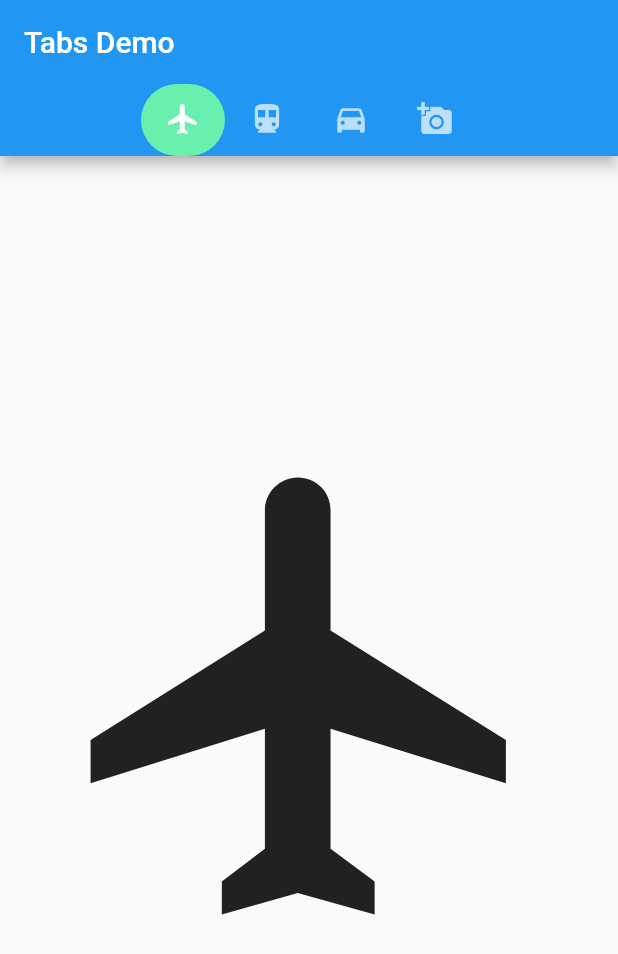
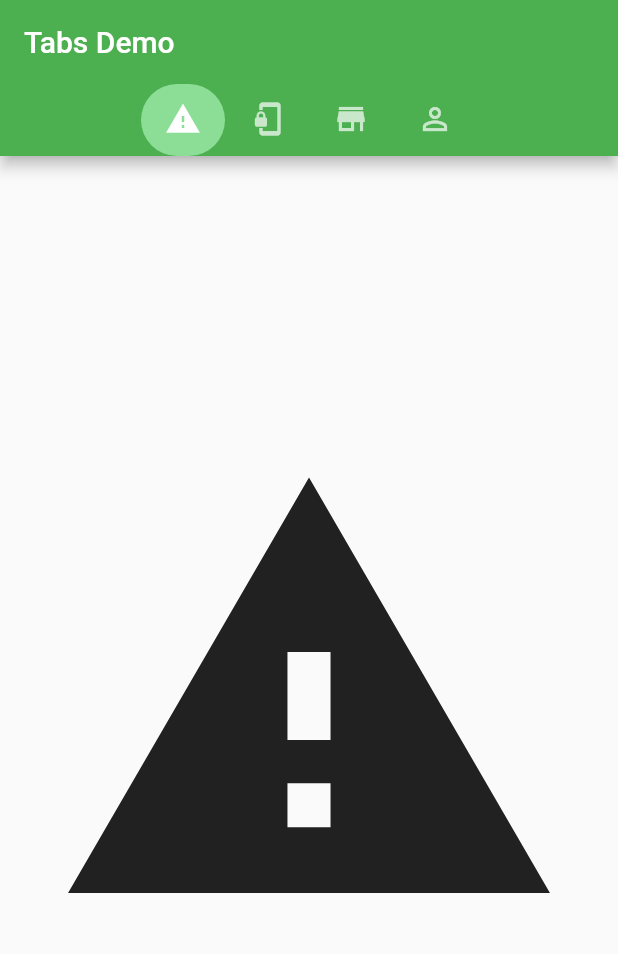
Before and after one commit to Luccino4rias/tabBar_6, a Flutter app: the screen it shows after launch, on a phone screen of 412 x 824 dp. Shown: the top 954 px of the screen. Run offline on Flutter 3.47's test engine with Material 2 defaults, Android fonts, the phone set to English and light mode, and no system bars.

Commit message:
tabBarV3

```diff
--- a/lib/main.dart
+++ b/lib/main.dart
@@ -11,7 +11,7 @@ class MyApp extends StatelessWidget {
       debugShowCheckedModeBanner: false,
       theme: ThemeData(
         // This is the theme of your application.
-        primarySwatch: Colors.blue,
+        primarySwatch: Colors.green,
       ),
       home: MyHomePage(),
     );
@@ -37,22 +37,22 @@ class _MyHomePageState extends State<MyHomePage> {
             isScrollable: true,
             indicator: BoxDecoration(
                 borderRadius: BorderRadius.circular(100), // Creates border
-                color: Colors.greenAccent), //Change background color from here
+                color: Color(0xff8cde97)), //Change background color from here
             tabs: [
-              Tab(icon: Icon(Icons.flight)),
-              Tab(icon: Icon(Icons.directions_transit)),
-              Tab(icon: Icon(Icons.directions_car)),
-              Tab(icon: Icon(Icons.add_a_photo)),
+              Tab(icon: Icon(Icons.report_problem)),
+              Tab(icon: Icon(Icons.phonelink_lock)),
+              Tab(icon: Icon(Icons.store)),
+              Tab(icon: Icon(Icons.perm_identity)),
             ],
           ),
           title: Text('Tabs Demo'),
         ),
         body: TabBarView(
           children: [
-            Icon(Icons.flight, size: 350),
-            Icon(Icons.directions_transit, size: 350),
-            Icon(Icons.directions_car, size: 350),
-            Icon(Icons.add_a_photo, size: 350),
+            Icon(Icons.report_problem, size: 350),
+            Icon(Icons.phonelink_lock, size: 350),
+            Icon(Icons.store, size: 350),
+            Icon(Icons.perm_identity, size: 350),
           ],
         ),
       ),
```
